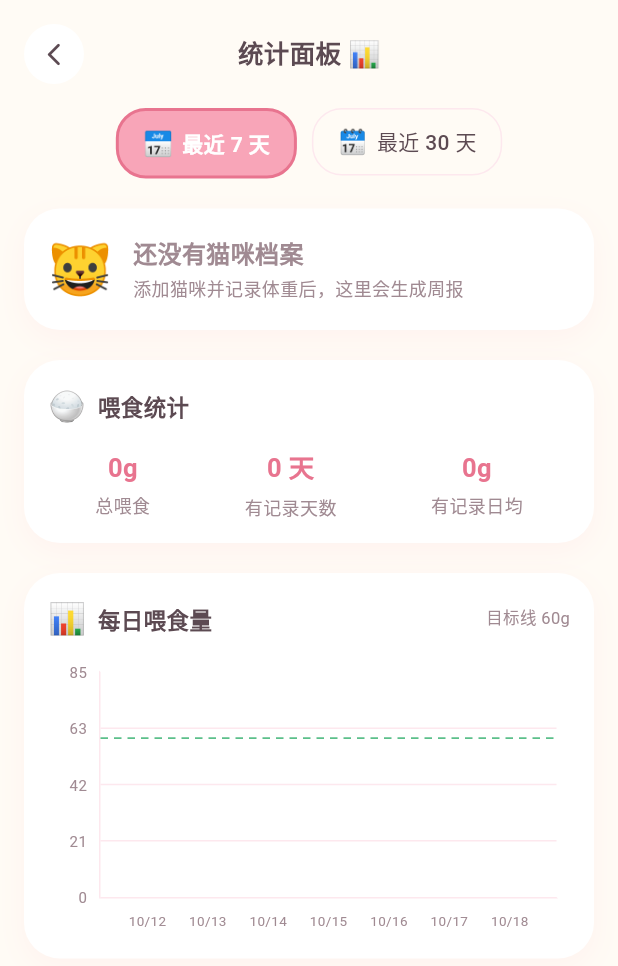
After one commit to lvliang666666/ecat, a Flutter app: the StatsPage screen opened directly, on a phone screen of 412 x 824 dp. The commit adds this screen. Shown: the top 966 px of the screen. Run offline on Flutter 3.47's test engine with Material 3 defaults, Android fonts, the phone set to English and light mode, and no system bars; drawn by our look-alikes of fl_chart; our stand-ins replace shared_preferences; missing offline and left inert: file_selector; accounts and stored records are empty.

Commit message:
feat(stats): 统计面板（周/月喂食统计 + 体重周报）
- CatStore 新增统计查询：foodGramsInDays/foodGramsByDay/weeklyWeightReport
- 新增 StatsPage：体重周报卡（胖了/瘦了/持平/数据不足四态文案）、喂食总量+日均统计、每日喂食柱状图（含每日目标虚线，7/30 天切换）
- 猫咪页标题栏新增「📊 统计」入口

```diff
--- a/lib/pages/cat_page.dart
+++ b/lib/pages/cat_page.dart
@@ -13,6 +13,7 @@ import '../store/cat_store.dart';
 import '../theme/app_theme.dart';
 import '../widgets/common.dart';
 import 'backup_page.dart';
+import 'stats_page.dart';
 
 // ==================== 私有小工具 ====================
 
@@ -140,6 +141,35 @@ class _CatPageState extends State<CatPage> {
                     ),
                   ),
                 ),
+                GestureDetector(
+                  onTap: () => Navigator.of(context).push(
+                    MaterialPageRoute(builder: (_) => const StatsPage()),
+                  ),
+                  child: Container(
+                    padding: const EdgeInsets.symmetric(
+                        horizontal: 12, vertical: 7),
+                    decoration: BoxDecoration(
+                      color: AppColors.cream,
+                      borderRadius: BorderRadius.circular(14),
+                    ),
+                    child: const Row(
+                      mainAxisSize: MainAxisSize.min,
+                      children: [
+                        Text('📊', style: TextStyle(fontSize: 14)),
+                        SizedBox(width: 6),
+                        Text(
+                          '统计',
+                          style: TextStyle(
+                            fontSize: 13,
+                            fontWeight: FontWeight.w600,
+                            color: AppColors.textSub,
+                          ),
+                        ),
+                      ],
+                    ),
+                  ),
+                ),
+                const SizedBox(width: 8),
                 GestureDetector(
                   onTap: () => Navigator.of(context).push(
                     MaterialPageRoute(builder: (_) => const BackupPage()),
--- /dev/null
+++ b/lib/pages/stats_page.dart
@@ -0,0 +1,411 @@
+// eCAT · 统计面板页：周/月喂食统计 + 体重周报
+// 数据全部来自 CatStore 统计查询（当前猫咪隔离视图）；由猫咪页入口进入。
+library;
+
+import 'package:fl_chart/fl_chart.dart';
+import 'package:flutter/material.dart';
+import 'package:intl/intl.dart';
+import 'package:provider/provider.dart';
+
+import '../store/cat_store.dart';
+import '../theme/app_theme.dart';
+import '../widgets/common.dart';
+
+/// 统计面板页
+class StatsPage extends StatefulWidget {
+  const StatsPage({super.key});
+
+  @override
+  State<StatsPage> createState() => _StatsPageState();
+}
+
+class _StatsPageState extends State<StatsPage> {
+  /// 统计范围：7 天 / 30 天
+  int _range = 7;
+
+  @override
+  Widget build(BuildContext context) {
+    final store = context.watch<CatStore>();
+    final now = DateTime.now();
+
+    return Scaffold(
+      body: SafeArea(
+        child: ListView(
+          padding: const EdgeInsets.fromLTRB(16, 16, 16, 32),
+          children: [
+            // 顶部返回 + 标题
+            Row(
+              children: [
+                _roundIconBtn(
+                  icon: Icons.arrow_back_ios_new_rounded,
+                  onTap: () => Navigator.of(context).pop(),
+                ),
+                const Expanded(
+                  child: Center(
+                    child: Text(
+                      '统计面板 📊',
+                      style: TextStyle(
+                        fontSize: 17,
+                        fontWeight: FontWeight.bold,
+                        color: AppColors.textMain,
+                      ),
+                    ),
+                  ),
+                ),
+                const SizedBox(width: 40),
+              ],
+            ),
+            const SizedBox(height: 16),
+
+            // 范围切换
+            Center(
+              child: ChipChoice<int>(
+                values: const [7, 30],
+                selected: _range,
+                onSelect: (v) => setState(() => _range = v),
+                labels: const {7: '最近 7 天', 30: '最近 30 天'},
+                emojis: const {7: '📅', 30: '🗓️'},
+              ),
+            ),
+            const SizedBox(height: 20),
+
+            // ---- 体重周报 ----
+            _weightReportCard(store),
+            const SizedBox(height: 20),
+
+            // ---- 喂食统计 ----
+            _feedStatsCard(store, now),
+            const SizedBox(height: 20),
+
+            // ---- 每日喂食柱状图 ----
+            _feedBarChartCard(store, now),
+          ],
+        ),
+      ),
+    );
+  }
+
+  /// 体重周报卡：「这周胖了 0.2kg 🎉」
+  Widget _weightReportCard(CatStore store) {
+    final report = store.weeklyWeightReport();
+    final cat = store.currentCat;
+
+    String title;
+    String subtitle;
+    String emoji;
+    Color accent;
+
+    if (cat == null) {
+      title = '还没有猫咪档案';
+      subtitle = '添加猫咪并记录体重后，这里会生成周报';
+      emoji = '🐱';
+      accent = AppColors.textSub;
+    } else if (report == null) {
+      title = '本周还没有体重记录';
+      subtitle = '记一次体重，周报马上安排 ⚖️';
+      emoji = '📈';
+      accent = AppColors.textSub;
+    } else {
+      final (latest, diff) = report;
+      if (diff == null) {
+        title = '本周 ${latest.weight.toStringAsFixed(2)} kg';
+        subtitle = '上周没有记录，下周就能对比啦';
+        emoji = '⚖️';
+        accent = AppColors.textMain;
+      } else {
+        final abs = diff.abs();
+        if (abs < 0.01) {
+          title = '本周体重稳稳的 ${latest.weight.toStringAsFixed(2)} kg';
+          subtitle = '和上周几乎一样，保持得不错 👍';
+          emoji = '😊';
+          accent = AppColors.mintDeep;
+        } else if (diff > 0) {
+          title = '这周胖了 ${abs.toStringAsFixed(2)} kg 🎉';
+          subtitle = '现在 ${latest.weight.toStringAsFixed(2)} kg，吃得香睡得好';
+          emoji = '🍰';
+          accent = AppColors.butterDeep;
+        } else {
+          title = '这周瘦了 ${abs.toStringAsFixed(2)} kg';
+          subtitle = '现在 ${latest.weight.toStringAsFixed(2)} kg，注意观察食欲哦';
+          emoji = '🍃';
+          accent = AppColors.mintDeep;
+        }
+      }
+    }
+
+    return CuteCard(
+      child: Row(
+        children: [
+          Text(emoji, style: const TextStyle(fontSize: 34)),
+          const SizedBox(width: 14),
+          Expanded(
+            child: Column(
+              crossAxisAlignment: CrossAxisAlignment.start,
+              children: [
+                Text(
+                  title,
+                  style: TextStyle(
+                    fontSize: 16,
+                    fontWeight: FontWeight.bold,
+                    color: accent,
+                  ),
+                ),
+                const SizedBox(height: 4),
+                Text(
+                  subtitle,
+                  style: const TextStyle(
+                      fontSize: 12, color: AppColors.textSub, height: 1.4),
+                ),
+              ],
+            ),
+          ),
+        ],
+      ),
+    );
+  }
+
+  /// 喂食统计卡：总克数 + 日均 + 记录次数
+  Widget _feedStatsCard(CatStore store, DateTime now) {
+    final total = store.foodGramsInDays(_range, now);
+    final byDay = store.foodGramsByDay(_range, now);
+    final activeDays = byDay.length;
+    final dailyAvg = activeDays == 0 ? 0.0 : total / activeDays;
+
+    String fmt(double v) => v % 1 == 0 ? v.toStringAsFixed(0) : v.toStringAsFixed(1);
+
+    return CuteCard(
+      child: Column(
+        crossAxisAlignment: CrossAxisAlignment.start,
+        children: [
+          const Row(
+            children: [
+              Text('🍚', style: TextStyle(fontSize: 20)),
+              SizedBox(width: 8),
+              Text(
+                '喂食统计',
+                style: TextStyle(
+                  fontSize: 15,
+                  fontWeight: FontWeight.bold,
+                  color: AppColors.textMain,
+                ),
+              ),
+            ],
+          ),
+          const SizedBox(height: 14),
+          Row(
+            mainAxisAlignment: MainAxisAlignment.spaceAround,
+            children: [
+              _stat('总喂食', '${fmt(total)}g'),
+              _stat('有记录天数', '$activeDays 天'),
+              _stat('有记录日均', '${fmt(dailyAvg)}g'),
+            ],
+          ),
+        ],
+      ),
+    );
+  }
+
+  Widget _stat(String label, String value) {
+    return Column(
+      children: [
+        Text(
+          value,
+          style: const TextStyle(
+            fontSize: 17,
+            fontWeight: FontWeight.bold,
+            color: AppColors.pinkDeep,
+          ),
+        ),
+        const SizedBox(height: 4),
+        Text(label, style: const TextStyle(fontSize: 12, color: AppColors.textSub)),
+      ],
+    );
+  }
+
+  /// 每日喂食柱状图（最近 N 天，饮水除外）
+  Widget _feedBarChartCard(CatStore store, DateTime now) {
+    final byDay = store.foodGramsByDay(_range, now);
+    final days = List.generate(_range, (i) {
+      final d = DateTime(now.year, now.month, now.day)
+          .subtract(Duration(days: _range - 1 - i));
+      final key =
+          '${d.year}-${d.month.toString().padLeft(2, '0')}-${d.day.toString().padLeft(2, '0')}';
+      return (date: d, grams: byDay[key] ?? 0.0);
+    });
+    final maxG = days.map((d) => d.grams).reduce((a, b) => a > b ? a : b);
+    final goal = store.currentCat?.dailyFoodGoal ?? 60;
+
+    return CuteCard(
+      child: Column(
+        crossAxisAlignment: CrossAxisAlignment.start,
+        children: [
+          Row(
+            children: [
+              const Text('📊', style: TextStyle(fontSize: 20)),
+              const SizedBox(width: 8),
+              const Text(
+                '每日喂食量',
+                style: TextStyle(
+                  fontSize: 15,
+                  fontWeight: FontWeight.bold,
+                  color: AppColors.textMain,
+                ),
+              ),
+              const Spacer(),
+              Text(
+                '目标线 ${goal.toStringAsFixed(0)}g',
+                style: const TextStyle(fontSize: 11, color: AppColors.textSub),
+              ),
+            ],
+          ),
+          const SizedBox(height: 16),
+          SizedBox(
+            height: 180,
+            child: Padding(
+              padding: const EdgeInsets.only(top: 4, right: 8),
+              child: _buildBarChart(days, maxG, goal),
+            ),
+          ),
+        ],
+      ),
+    );
+  }
+
+  /// fl_chart 柱状图：x = 天序号，y = 克数；虚线为每日目标
+  Widget _buildBarChart(
+      List<({DateTime date, double grams})> days, double maxG, double goal) {
+    final maxY = (maxG > goal ? maxG : goal) * 1.25 + 10;
+    // 30 天时柱太密，标签隔 5 天显示；7 天全显
+    final labelStep = days.length <= 7 ? 1 : 5;
+
+    return BarChart(
+      BarChartData(
+        maxY: maxY,
+        minY: 0,
+        gridData: FlGridData(
+          show: true,
+          drawVerticalLine: false,
+          horizontalInterval: maxY / 4,
+          getDrawingHorizontalLine: (v) => const FlLine(
+            color: AppColors.pinkLight,
+            strokeWidth: 1,
+          ),
+        ),
+        borderData: FlBorderData(
+          show: true,
+          border: const Border(
+            bottom: BorderSide(color: AppColors.pinkLight, width: 1),
+            left: BorderSide(color: AppColors.pinkLight, width: 1),
+            right: BorderSide(color: Colors.transparent),
+            top: BorderSide(color: Colors.transparent),
+          ),
+        ),
+        titlesData: FlTitlesData(
+          topTitles:
+              const AxisTitles(sideTitles: SideTitles(showTitles: false)),
+          rightTitles:
+              const AxisTitles(sideTitles: SideTitles(showTitles: false)),
+          leftTitles: AxisTitles(
+            sideTitles: SideTitles(
+              showTitles: true,
+              reservedSize: 34,
+              interval: maxY / 4,
+              getTitlesWidget: (v, meta) => SideTitleWidget(
+                meta: meta,
+                child: Text(
+                  v.toInt().toString(),
+                  style: const TextStyle(
+                      color: AppColors.textSub, fontSize: 10),
+                ),
+              ),
+            ),
+          ),
+          bottomTitles: AxisTitles(
+            sideTitles: SideTitles(
+              showTitles: true,
+              reservedSize: 24,
+              interval: 1,
+              getTitlesWidget: (v, meta) {
+                final i = v.toInt();
+                if (i < 0 || i >= days.length) {
+                  return const SizedBox.shrink();
+                }
+                if (i % labelStep != 0 && i != days.length - 1) {
+                  return const SizedBox.shrink();
+                }
+                return SideTitleWidget(
+                  meta: meta,
+                  child: Text(
+                    DateFormat('M/d').format(days[i].date),
+                    style: const TextStyle(
+                        color: AppColors.textSub, fontSize: 9),
+                  ),
+                );
+              },
+            ),
+          ),
+        ),
+        barTouchData: BarTouchData(
+          touchTooltipData: BarTouchTooltipData(
+            getTooltipColor: (_) => AppColors.pinkDeep,
+            getTooltipItem: (group, gi, rod, ri) => BarTooltipItem(
+              '${DateFormat('M月d日').format(days[group.x].date)}\n${rod.toY.toStringAsFixed(0)}g',
+              const TextStyle(
+                color: Colors.white,
+                fontSize: 11,
+                fontWeight: FontWeight.bold,
+              ),
+            ),
+          ),
+        ),
+        barGroups: [
+          for (var i = 0; i < days.length; i++)
+            BarChartGroupData(
+              x: i,
+              barRods: [
+                BarChartRodData(
+                  toY: days[i].grams,
+                  width: days.length <= 7 ? 18 : 8,
+                  borderRadius: const BorderRadius.vertical(
+                    top: Radius.circular(4),
+                  ),
+                  color: days[i].grams == 0
+                      ? AppColors.pinkLight.withValues(alpha: 0.5)
+                      : AppColors.pink,
+                ),
+              ],
+            ),
+        ],
+        extraLinesData: ExtraLinesData(
+          horizontalLines: [
+            HorizontalLine(
+              y: goal,
+              color: AppColors.mintDeep,
+              strokeWidth: 1.2,
+              dashArray: [5, 4],
+            ),
+          ],
+        ),
+      ),
+    );
+  }
+
+  Widget _roundIconBtn({
+    required IconData icon,
+    required VoidCallback onTap,
+  }) {
+    return GestureDetector(
+      onTap: onTap,
+      child: Container(
+        width: 40,
+        height: 40,
+        decoration: const BoxDecoration(
+          color: AppColors.card,
+          shape: BoxShape.circle,
+        ),
+        alignment: Alignment.center,
+        child: Icon(icon, size: 18, color: AppColors.textMain),
+      ),
+    );
+  }
+}
--- a/lib/store/cat_store.dart
+++ b/lib/store/cat_store.dart
@@ -226,6 +226,65 @@ class CatStore extends ChangeNotifier {
         .fold(0.0, (s, f) => s + f.amount);
   }
 
+  /// 统计：最近 n 天的喂食总量（饮水除外），按天分组（key = yyyy-MM-dd）
+  /// 返回 [每天克数, 每天记录数]；只含有记录的天
+  Map<String, double> foodGramsByDay(int days, [DateTime? now]) {
+    final n = now ?? DateTime.now();
+    final start = DateTime(n.year, n.month, n.day)
+        .subtract(Duration(days: days - 1));
+    final result = <String, double>{};
+    for (final f in feeds) {
+      if (f.type == '饮水') continue;
+      final day = DateTime(f.time.year, f.time.month, f.time.day);
+      if (day.isBefore(start)) continue;
+      final key =
+          '${f.time.year}-${f.time.month.toString().padLeft(2, '0')}-${f.time.day.toString().padLeft(2, '0')}';
+      result[key] = (result[key] ?? 0) + f.amount;
+    }
+    return result;
+  }
+
+  /// 统计：最近 n 天喂食总量（饮水除外）
+  double foodGramsInDays(int days, [DateTime? now]) {
+    final n = now ?? DateTime.now();
+    final start = DateTime(n.year, n.month, n.day)
+        .subtract(Duration(days: days - 1));
+    return feeds
+        .where((f) =>
+            f.type != '饮水' &&
+            !DateTime(f.time.year, f.time.month, f.time.day).isBefore(start))
+        .fold(0.0, (s, f) => s + f.amount);
+  }
+
+  /// 体重周报：最近 7 天内与上一个 7 天的体重对比。
+  /// 返回 null 表示没有足够数据（最近 7 天无记录）。
+  /// [latestInPeriod, diff]：diff = 最近体重 - 上期体重（上期无记录时为 null）
+  (WeightLog, double?)? weeklyWeightReport([DateTime? now]) {
+    final n = now ?? DateTime.now();
+    final today = DateTime(n.year, n.month, n.day);
+    final weekStart = today.subtract(const Duration(days: 6));
+    final lastWeekStart = weekStart.subtract(const Duration(days: 7));
+
+    WeightLog? latest;
+    for (final w in weights) {
+      final day = DateTime(w.date.year, w.date.month, w.date.day);
+      if (!day.isBefore(weekStart)) {
+        if (latest == null || w.date.isAfter(latest.date)) latest = w;
+      }
+    }
+    if (latest == null) return null;
+
+    // 上期（8~14 天前）最新一条
+    WeightLog? prev;
+    for (final w in weights) {
+      final day = DateTime(w.date.year, w.date.month, w.date.day);
+      if (!day.isBefore(lastWeekStart) && day.isBefore(weekStart)) {
+        if (prev == null || w.date.isAfter(prev.date)) prev = w;
+      }
+    }
+    return (latest, prev == null ? null : latest.weight - prev.weight);
+  }
+
   static bool _sameDay(DateTime a, DateTime b) =>
       a.year == b.year && a.month == b.month && a.day == b.day;
 }
```
